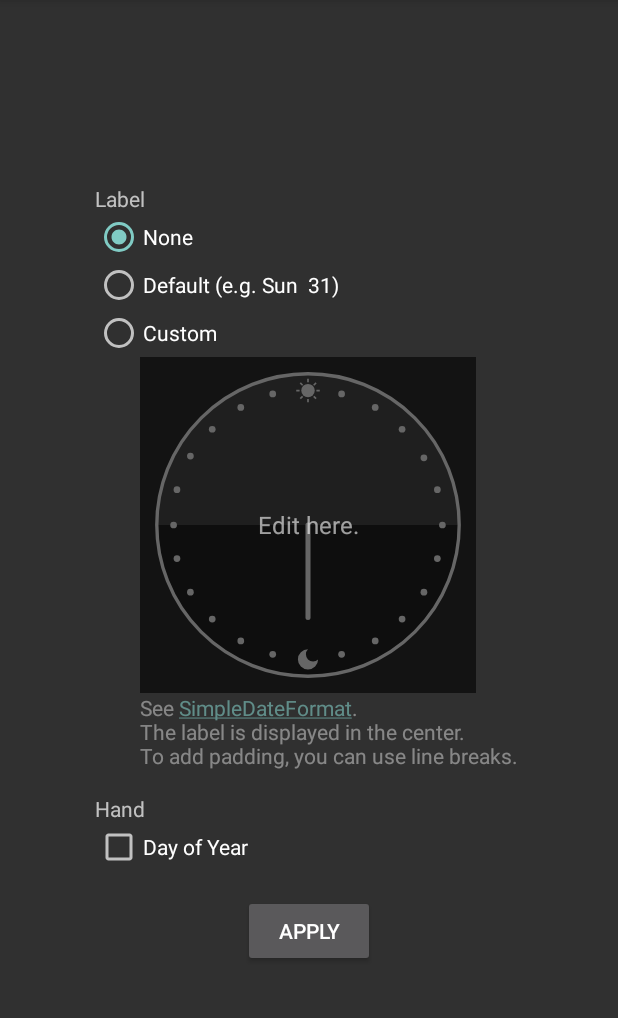
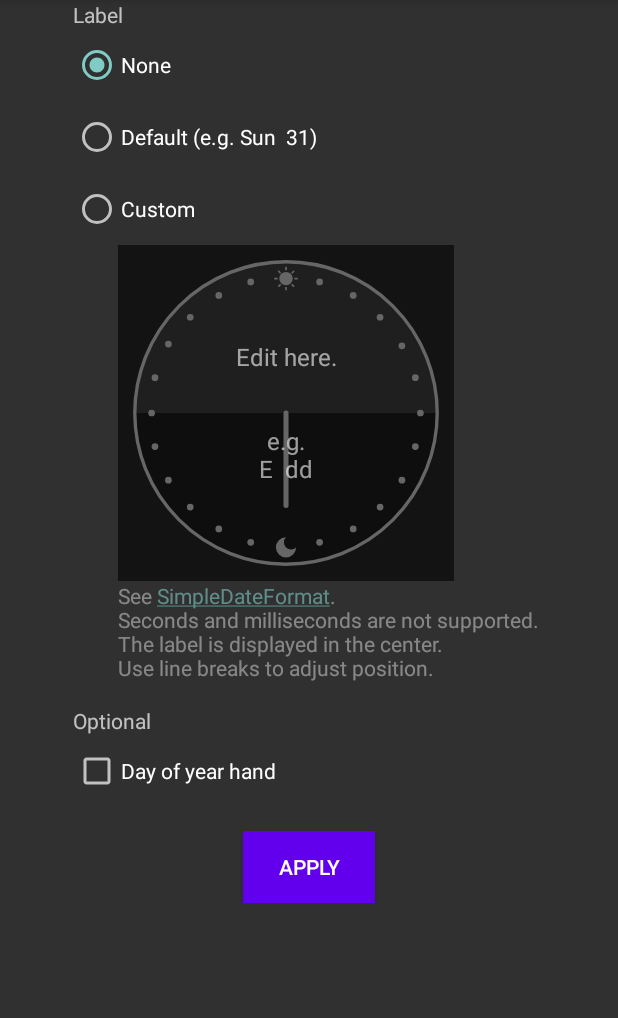
Before and after one commit to utubo/android-Simple24HClock, an Android app: the AppWidgetSettingsActivity screen opened directly, with no data from a screen before it, on a phone screen of 412 x 824 dp, the part 84-1102 px from its top. Run offline under Robolectric (Android 15) with nearby library versions, the phone set to English and light mode, and no system bars; 1 statement that could not run was skipped.

Commit message:
Layout of settings for landscape

```diff
--- a/app/src/main/res/layout/activity_app_widget_settings.xml
+++ b/app/src/main/res/layout/activity_app_widget_settings.xml
@@ -1,43 +1,63 @@
 <?xml version="1.0" encoding="utf-8"?>
-<LinearLayout xmlns:android="http://schemas.android.com/apk/res/android"
+<ScrollView xmlns:android="http://schemas.android.com/apk/res/android"
     xmlns:app="http://schemas.android.com/apk/res-auto"
     xmlns:tools="http://schemas.android.com/tools"
     android:id="@+id/main"
+    android:layout_width="match_parent"
+    android:layout_height="match_parent"
+    tools:context=".AppWidgetSettingsActivity">
+
+    <LinearLayout
         android:layout_width="wrap_content"
         android:layout_height="wrap_content"
-    android:layout_gravity="center"
+        android:layout_gravity="center_horizontal"
         android:orientation="vertical"
-    android:padding="30dp"
-    tools:context=".AppWidgetSettingsActivity">
+        android:paddingLeft="30dp"
+        android:paddingRight="30dp">
+
+        <LinearLayout
+            android:layout_width="wrap_content"
+            android:layout_height="wrap_content"
+            android:orientation="@integer/settings_radio_group_orientation">
+
+            <LinearLayout
+                android:layout_width="wrap_content"
+                android:layout_height="wrap_content"
+                android:orientation="vertical">
+
+                <TextView
+                    android:layout_width="wrap_content"
+                    android:layout_height="wrap_content"
+                    android:text="Label" />
 
                 <RadioGroup
                     android:id="@+id/labelGroup"
                     android:layout_width="wrap_content"
                     android:layout_height="wrap_content">
 
-        <TextView
-            android:layout_width="wrap_content"
-            android:layout_height="wrap_content"
-            android:text="Label" />
-
                     <RadioButton
                         android:id="@+id/textNone"
                         android:layout_width="wrap_content"
                         android:layout_height="wrap_content"
                         android:checked="true"
+                        android:minHeight="48dp"
                         android:text="None" />
 
                     <RadioButton
                         android:id="@+id/textDefault"
                         android:layout_width="wrap_content"
                         android:layout_height="wrap_content"
+                        android:minHeight="48dp"
                         android:text="Default (e.g. Sun  31)" />
 
                     <RadioButton
                         android:id="@+id/textCustom"
                         android:layout_width="wrap_content"
                         android:layout_height="wrap_content"
+                        android:minHeight="48dp"
                         android:text="Custom" />
+                </RadioGroup>
+            </LinearLayout>
 
             <LinearLayout
                 android:layout_width="wrap_content"
@@ -62,7 +82,7 @@
                         android:layout_height="match_parent"
                         android:background="#99000000"
                         android:gravity="center"
-                    android:hint="Edit here."
+                        android:hint="Edit here.\n\n\ne.g.\nE  dd"
                         android:inputType="textMultiLine"
                         android:lines="14"
                         android:textColor="#FFFFFFFF"
@@ -78,21 +98,23 @@
                     android:alpha="0.6"
                     android:linksClickable="true"
                     android:text="@string/custom_text_note" />
+
             </LinearLayout>
 
-    </RadioGroup>
+        </LinearLayout>
 
         <TextView
             android:layout_width="wrap_content"
             android:layout_height="wrap_content"
             android:layout_marginTop="16dp"
-        android:text="Hand" />
+            android:text="Optional" />
 
         <CheckBox
             android:id="@+id/dayOfYear"
             android:layout_width="wrap_content"
             android:layout_height="wrap_content"
-        android:text="Day of Year" />
+            android:minHeight="48dp"
+            android:text="Day of year hand" />
 
         <Button
             android:id="@+id/applyButton"
@@ -100,5 +122,10 @@
             android:layout_height="wrap_content"
             android:layout_gravity="center"
             android:layout_marginTop="16dp"
+            app:cornerRadius="4dp"
+            android:textColor="@color/design_default_color_on_primary"
+            android:background="@color/design_default_color_primary"
             android:text="Apply" />
+
     </LinearLayout>
+</ScrollView>
--- /dev/null
+++ b/app/src/main/res/values-land/integers.xml
@@ -0,0 +1,4 @@
+<resources>
+    <!-- horizontal -->
+    <integer name="settings_radio_group_orientation">0</integer>
+</resources>
--- /dev/null
+++ b/app/src/main/res/values/integers.xml
@@ -0,0 +1,4 @@
+<resources>
+    <!-- vertical -->
+    <integer name="settings_radio_group_orientation">1</integer>
+</resources>
--- a/app/src/main/res/values/strings.xml
+++ b/app/src/main/res/values/strings.xml
@@ -3,7 +3,8 @@
     <string name="app_widget_description" />
     <string name="title_activity_app_widget_settings">Simple 24H Clock</string>
     <string name="custom_text_note" formatted="false">See <a href="https://developers.google.com/j2objc/javadoc/jre/reference/java/text/SimpleDateFormat">SimpleDateFormat</a>.
+        \nSeconds and milliseconds are not supported.
         \nThe label is displayed in the center.
-        \nTo add padding, you can use line breaks.
+        \nUse line breaks to adjust position.
     </string>
 </resources>
```
Lines whose indentation alone changed are shown as unchanged.
